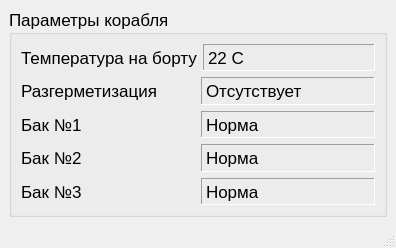
Before: the Qt Designer form ui/ship_parameters.ui in alexeygryzilov/DevPyQt, drawn with Qt 5.
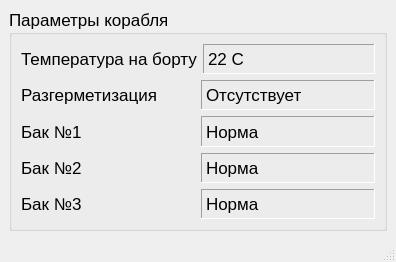
After: the same form once the commit is applied.

The edit to the form file:
```diff
--- a/ui/ship_parameters.ui
+++ b/ui/ship_parameters.ui
@@ -7,7 +7,7 @@
     <x>0</x>
     <y>0</y>
     <width>396</width>
-    <height>248</height>
+    <height>262</height>
    </rect>
   </property>
   <property name="windowTitle">
@@ -31,9 +31,6 @@
         <pointsize>13</pointsize>
        </font>
       </property>
-      <property name="autoFillBackground">
-       <bool>true</bool>
-      </property>
       <property name="title">
        <string>Параметры корабля</string>
       </property>
```
